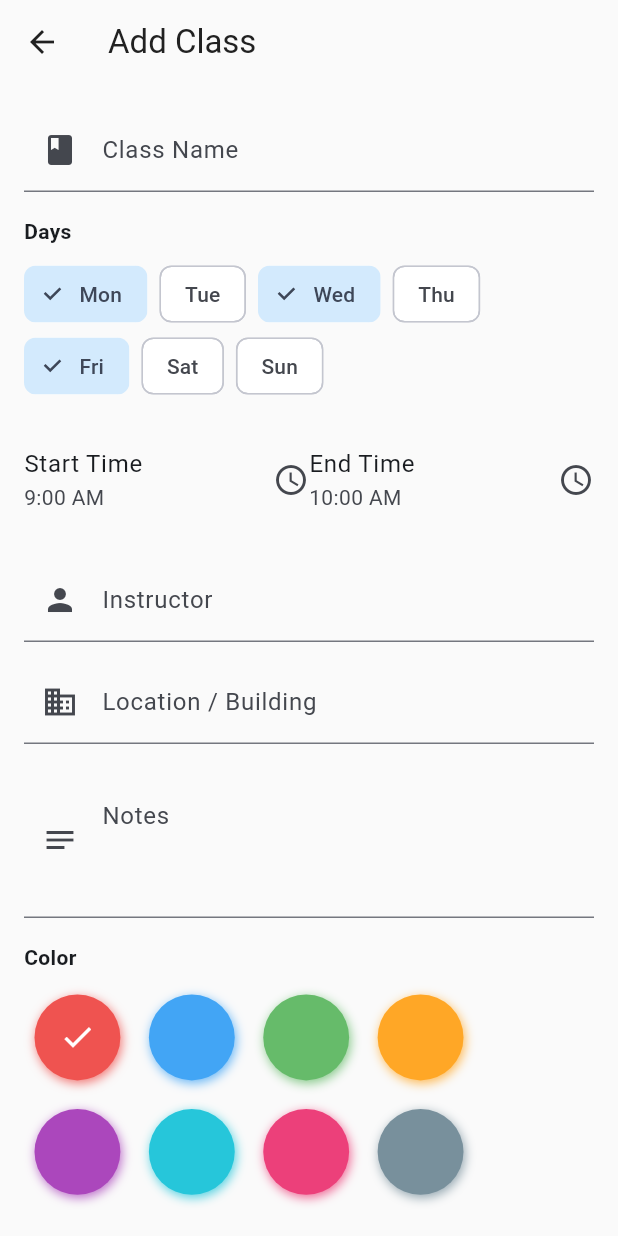
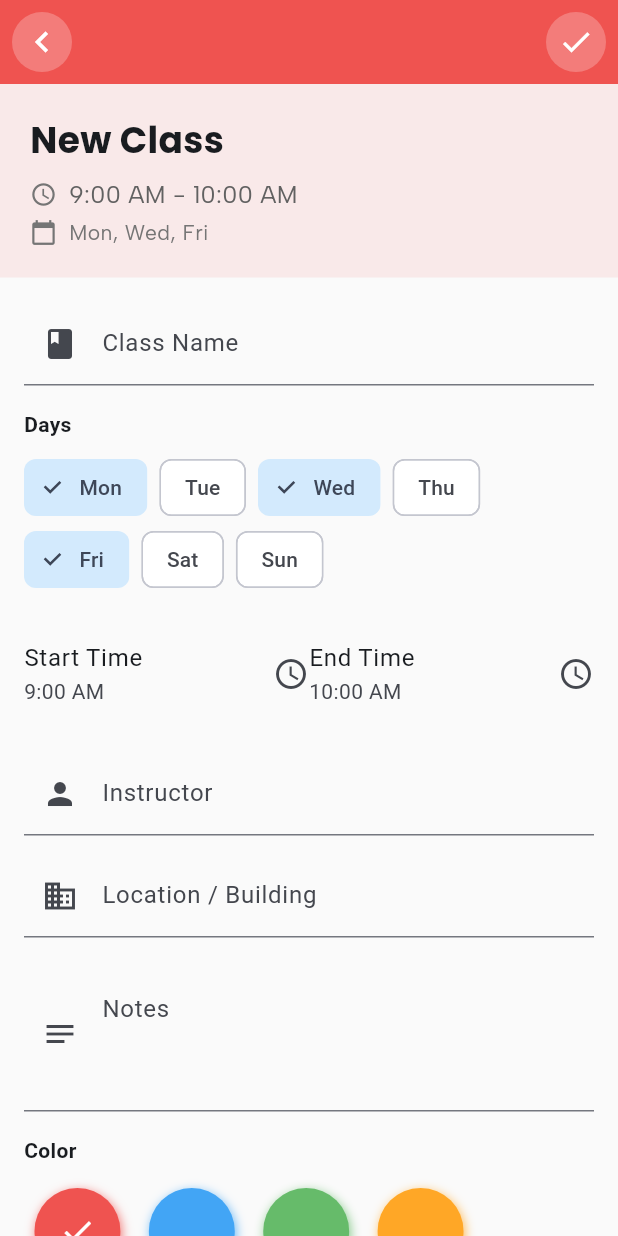
Before and after one commit to Day-Ones/EDUSYNC-DayOnes, a Flutter app: the AddEditClassScreen screen opened by its route, on a phone screen of 412 x 824 dp. Run offline on Flutter 3.47's test engine with Material 3 defaults, Android fonts, the phone set to English and light mode, and no system bars; drawn by our look-alikes of flutter_colorpicker; our stand-ins replace cloud_firestore, connectivity_plus, email_validator, firebase_auth, firebase_core, flutter_local_notifications and 11 more; missing offline and left inert: mobile_scanner; accounts and stored records are empty.

Commit message:
feat: add header section, check button shortcut, and circular back button to edit class screen

```diff
--- a/lib/screens/add_edit_class_screen.dart
+++ b/lib/screens/add_edit_class_screen.dart
@@ -32,10 +32,7 @@ class _AddEditClassScreenState extends State<AddEditClassScreen> {
   TimeOfDay _end = const TimeOfDay(hour: 10, minute: 0);
   final Set<int> _days = {1, 3, 5};
   Color _color = AppColors.classPalette.first;
-  bool _alert24 = true;
-  bool _alert12 = false;
-  bool _alert2 = true;
-  bool _alert15 = true;
+  bool _alertEnabled = true; // Single toggle for alerts
   bool _syncToGoogle = true;
   bool _includeAlerts = true;
   bool _hasConflict = false;
@@ -78,10 +75,7 @@ class _AddEditClassScreenState extends State<AddEditClassScreen> {
         _selectedCampus = args.campusLocation;
         _roomController.text = args.campusLocation!.room ?? '';
       }
-      _alert24 = args.alerts.any((a) => a.timeBefore.inHours == 24 && a.isEnabled);
-      _alert12 = args.alerts.any((a) => a.timeBefore.inHours == 12 && a.isEnabled);
-      _alert2 = args.alerts.any((a) => a.timeBefore.inHours == 2 && a.isEnabled);
-      _alert15 = args.alerts.any((a) => a.timeBefore.inMinutes == 15 && a.isEnabled);
+      _alertEnabled = args.alerts.isNotEmpty && args.alerts.any((a) => a.isEnabled);
       _syncToGoogle = args.syncWithGoogle;
     }
   }
@@ -202,6 +196,102 @@ class _AddEditClassScreenState extends State<AddEditClassScreen> {
     );
   }
 
+  Future<void> _saveClass() async {
+    final auth = context.read<AuthProvider>();
+    final classProvider = context.read<ClassProvider>();
+    final user = auth.user;
+    final isFaculty = user?.userType == UserType.faculty;
+
+    if (_hasConflict) {
+      ScaffoldMessenger.of(context).showSnackBar(const SnackBar(content: Text('Resolve time conflict first')));
+      return;
+    }
+    if (!_formKey.currentState!.validate()) return;
+    if (user == null) return;
+    if (_days.isEmpty) {
+      ScaffoldMessenger.of(context).showSnackBar(const SnackBar(content: Text('Please select at least one day')));
+      return;
+    }
+
+    final alerts = _alertEnabled
+        ? [AlertModel(timeBefore: const Duration(minutes: 15), isEnabled: true)]
+        : <AlertModel>[];
+    CampusLocationModel? campusWithRoom;
+    if (isFaculty && _selectedCampus != null) {
+      campusWithRoom = CampusLocationModel(
+        name: _selectedCampus!.name,
+        latitude: _selectedCampus!.latitude,
+        longitude: _selectedCampus!.longitude,
+        building: _selectedCampus!.building,
+        room: _roomController.text.isNotEmpty ? _roomController.text : null,
+      );
+    }
+    final code = isFaculty ? (_inviteCode ?? ClassModel.generateInviteCode()) : null;
+    final model = ClassModel(
+      id: _editingClass?.id ?? UniqueKey().toString(),
+      userId: user.id,
+      name: _name.text,
+      daysOfWeek: _days.toList(),
+      startTime: _start,
+      endTime: _end,
+      instructorOrRoom: isFaculty ? _roomController.text : _instructor.text,
+      location: _location.text,
+      notes: _notes.text,
+      color: _color,
+      alerts: alerts,
+      syncWithGoogle: _syncToGoogle,
+      isModifiedLocally: true,
+      lastSyncedAt: null,
+      inviteCode: code,
+      facultyId: isFaculty ? user.id : _editingClass?.facultyId,
+      facultyName: isFaculty ? user.fullName : _editingClass?.facultyName,
+      campusLocation: campusWithRoom,
+      enrolledStudentIds: _editingClass?.enrolledStudentIds ?? [],
+    );
+    await classProvider.addOrUpdate(model);
+    if (!mounted) return;
+    if (isFaculty && !_isEditing && code != null) {
+      _inviteCode = code;
+      await showDialog(
+        context: context,
+        barrierDismissible: false,
+        builder: (ctx) => AlertDialog(
+          title: Row(children: [
+            const Icon(Icons.check_circle, color: Colors.green),
+            const SizedBox(width: 8),
+            Text('Class Created!', style: GoogleFonts.poppins(fontSize: 18)),
+          ]),
+          content: Column(mainAxisSize: MainAxisSize.min, children: [
+            Text('Share this code with your students:', style: GoogleFonts.albertSans(color: Colors.grey[600])),
+            const SizedBox(height: 16),
+            Container(
+              padding: const EdgeInsets.symmetric(horizontal: 24, vertical: 16),
+              decoration: BoxDecoration(
+                color: const Color(0xFF2196F3).withOpacity(0.1),
+                borderRadius: BorderRadius.circular(12),
+                border: Border.all(color: const Color(0xFF2196F3)),
+              ),
+              child: Row(mainAxisAlignment: MainAxisAlignment.center, children: [
+                Text(code, style: GoogleFonts.poppins(fontSize: 28, fontWeight: FontWeight.w700, letterSpacing: 4, color: const Color(0xFF2196F3))),
+                const SizedBox(width: 12),
+                IconButton(
+                  icon: const Icon(Icons.copy, color: Color(0xFF2196F3)),
+                  onPressed: () {
+                    Clipboard.setData(ClipboardData(text: code));
+                    ScaffoldMessenger.of(ctx).showSnackBar(const SnackBar(content: Text('Code copied')));
+                  },
+                ),
+              ]),
+            ),
+          ]),
+          actions: [ElevatedButton(onPressed: () => Navigator.pop(ctx), child: const Text('Done'))],
+        ),
+      );
+    }
+    if (!mounted) return;
+    Navigator.pop(context);
+  }
+
   @override
   Widget build(BuildContext context) {
     final auth = context.watch<AuthProvider>();
@@ -211,17 +301,103 @@ class _AddEditClassScreenState extends State<AddEditClassScreen> {
 
     return Scaffold(
       appBar: AppBar(
-        title: Text(_isEditing ? 'Edit Class' : 'Add Class'),
+        backgroundColor: _color,
+        elevation: 0,
+        leading: Padding(
+          padding: const EdgeInsets.all(8.0),
+          child: GestureDetector(
+            onTap: () => Navigator.pop(context),
+            child: Container(
+              decoration: const BoxDecoration(
+                shape: BoxShape.circle,
+                color: Colors.white24,
+              ),
+              child: const Icon(
+                Icons.chevron_left,
+                color: Colors.white,
+                size: 28,
+              ),
+            ),
+          ),
+        ),
         actions: [
-          if (isFaculty && _inviteCode != null)
-            IconButton(icon: const Icon(Icons.share), onPressed: _showInviteCodeDialog, tooltip: 'Share Invite Code'),
+          // Check button as shortcut for Save/Update
+          Padding(
+            padding: const EdgeInsets.only(right: 8.0),
+            child: GestureDetector(
+              onTap: _saveClass,
+              child: Container(
+                padding: const EdgeInsets.all(8),
+                decoration: const BoxDecoration(
+                  shape: BoxShape.circle,
+                  color: Colors.white24,
+                ),
+                child: const Icon(
+                  Icons.check,
+                  color: Colors.white,
+                  size: 24,
+                ),
+              ),
+            ),
+          ),
         ],
       ),
       body: SafeArea(
         child: SingleChildScrollView(
-          padding: const EdgeInsets.all(16),
           child: Form(
             key: _formKey,
+            child: Column(
+              crossAxisAlignment: CrossAxisAlignment.start,
+              children: [
+                // Header with class name and time
+                Container(
+                  width: double.infinity,
+                  padding: const EdgeInsets.all(20),
+                  color: _color.withOpacity(0.1),
+                  child: Column(
+                    crossAxisAlignment: CrossAxisAlignment.start,
+                    children: [
+                      Text(
+                        _name.text.isEmpty ? (_isEditing ? 'Edit Class' : 'New Class') : _name.text,
+                        style: GoogleFonts.poppins(
+                          fontSize: 24,
+                          fontWeight: FontWeight.w700,
+                        ),
+                      ),
+                      const SizedBox(height: 8),
+                      Row(
+                        children: [
+                          Icon(Icons.schedule, size: 18, color: Colors.grey[600]),
+                          const SizedBox(width: 8),
+                          Text(
+                            '${_start.format(context)} - ${_end.format(context)}',
+                            style: GoogleFonts.albertSans(
+                              fontSize: 16,
+                              color: Colors.grey[700],
+                            ),
+                          ),
+                        ],
+                      ),
+                      const SizedBox(height: 4),
+                      Row(
+                        children: [
+                          Icon(Icons.calendar_today, size: 18, color: Colors.grey[600]),
+                          const SizedBox(width: 8),
+                          Text(
+                            _formatDays(_days.toList()),
+                            style: GoogleFonts.albertSans(
+                              fontSize: 14,
+                              color: Colors.grey[600],
+                            ),
+                          ),
+                        ],
+                      ),
+                    ],
+                  ),
+                ),
+
+                Padding(
+                  padding: const EdgeInsets.all(16),
                   child: Column(
                     crossAxisAlignment: CrossAxisAlignment.start,
                     children: [
@@ -313,10 +489,19 @@ class _AddEditClassScreenState extends State<AddEditClassScreen> {
                 BlockPicker(pickerColor: _color, availableColors: AppColors.classPalette, onColorChanged: (c) => setState(() => _color = c)),
                 const SizedBox(height: 16),
                 Text('Alerts', style: Theme.of(context).textTheme.bodyMedium?.copyWith(fontWeight: FontWeight.w600)),
-                SwitchListTile(value: _alert24, onChanged: (v) => setState(() => _alert24 = v), title: const Text('24 hours before')),
-                SwitchListTile(value: _alert12, onChanged: (v) => setState(() => _alert12 = v), title: const Text('12 hours before')),
-                SwitchListTile(value: _alert2, onChanged: (v) => setState(() => _alert2 = v), title: const Text('2 hours before')),
-                SwitchListTile(value: _alert15, onChanged: (v) => setState(() => _alert15 = v), title: const Text('15 minutes before')),
+                SwitchListTile(
+                  value: _alertEnabled,
+                  onChanged: (v) => setState(() => _alertEnabled = v),
+                  title: const Text('Enable Class Reminders'),
+                  subtitle: Text(
+                    _alertEnabled ? 'You will be notified 15 minutes before class' : 'No reminders',
+                    style: TextStyle(fontSize: 12, color: Colors.grey[600]),
+                  ),
+                  secondary: Icon(
+                    _alertEnabled ? Icons.notifications_active : Icons.notifications_off,
+                    color: _alertEnabled ? const Color(0xFF2196F3) : Colors.grey,
+                  ),
+                ),
                 const SizedBox(height: 8),
                 SwitchListTile(value: _syncToGoogle, onChanged: (v) => setState(() => _syncToGoogle = v), title: const Text('Add to Google Calendar')),
                 CheckboxListTile(value: _includeAlerts, onChanged: (v) => setState(() => _includeAlerts = v ?? true), title: const Text('Include alerts in Google Calendar')),
@@ -325,9 +510,18 @@ class _AddEditClassScreenState extends State<AddEditClassScreen> {
                     ],
                   ),
                 ),
+              ],
+            ),
+          ),
         ),
       ),
     );
+  }
+
+  String _formatDays(List<int> days) {
+    const dayNames = ['Mon', 'Tue', 'Wed', 'Thu', 'Fri', 'Sat', 'Sun'];
+    final sortedDays = List<int>.from(days)..sort();
+    return sortedDays.map((d) => dayNames[d - 1]).join(', ');
   }
 
   void _showInviteCodeDialog() {
@@ -369,58 +563,7 @@ class _AddEditClassScreenState extends State<AddEditClassScreen> {
         const SizedBox(width: 12),
         Expanded(
           child: ElevatedButton(
-            onPressed: () async {
-              if (_hasConflict) { ScaffoldMessenger.of(context).showSnackBar(const SnackBar(content: Text('Resolve time conflict first'))); return; }
-              if (!_formKey.currentState!.validate()) return;
-              if (user == null) return;
-              if (_days.isEmpty) { ScaffoldMessenger.of(context).showSnackBar(const SnackBar(content: Text('Please select at least one day'))); return; }
-              final alerts = [
-                if (_alert24) AlertModel(timeBefore: const Duration(hours: 24), isEnabled: true),
-                if (_alert12) AlertModel(timeBefore: const Duration(hours: 12), isEnabled: true),
-                if (_alert2) AlertModel(timeBefore: const Duration(hours: 2), isEnabled: true),
-                if (_alert15) AlertModel(timeBefore: const Duration(minutes: 15), isEnabled: true),
-              ];
-              CampusLocationModel? campusWithRoom;
-              if (isFaculty && _selectedCampus != null) {
-                campusWithRoom = CampusLocationModel(name: _selectedCampus!.name, latitude: _selectedCampus!.latitude, longitude: _selectedCampus!.longitude, building: _selectedCampus!.building, room: _roomController.text.isNotEmpty ? _roomController.text : null);
-              }
-              final code = isFaculty ? (_inviteCode ?? ClassModel.generateInviteCode()) : null;
-              final model = ClassModel(
-                id: _editingClass?.id ?? UniqueKey().toString(),
-                userId: user.id, name: _name.text, daysOfWeek: _days.toList(), startTime: _start, endTime: _end,
-                instructorOrRoom: isFaculty ? _roomController.text : _instructor.text, location: _location.text, notes: _notes.text, color: _color, alerts: alerts,
-                syncWithGoogle: _syncToGoogle, isModifiedLocally: true, lastSyncedAt: null, inviteCode: code,
-                facultyId: isFaculty ? user.id : _editingClass?.facultyId, facultyName: isFaculty ? user.fullName : _editingClass?.facultyName,
-                campusLocation: campusWithRoom, enrolledStudentIds: _editingClass?.enrolledStudentIds ?? [],
-              );
-              await classProvider.addOrUpdate(model);
-              if (!mounted) return;
-              if (isFaculty && !_isEditing && code != null) {
-                _inviteCode = code;
-                await showDialog(
-                  context: context, barrierDismissible: false,
-                  builder: (ctx) => AlertDialog(
-                    title: Row(children: [const Icon(Icons.check_circle, color: Colors.green), const SizedBox(width: 8), Text('Class Created!', style: GoogleFonts.poppins(fontSize: 18))]),
-                    content: Column(mainAxisSize: MainAxisSize.min, children: [
-                      Text('Share this code with your students:', style: GoogleFonts.albertSans(color: Colors.grey[600])),
-                      const SizedBox(height: 16),
-                      Container(
-                        padding: const EdgeInsets.symmetric(horizontal: 24, vertical: 16),
-                        decoration: BoxDecoration(color: const Color(0xFF2196F3).withOpacity(0.1), borderRadius: BorderRadius.circular(12), border: Border.all(color: const Color(0xFF2196F3))),
-                        child: Row(mainAxisAlignment: MainAxisAlignment.center, children: [
-                          Text(code, style: GoogleFonts.poppins(fontSize: 28, fontWeight: FontWeight.w700, letterSpacing: 4, color: const Color(0xFF2196F3))),
-                          const SizedBox(width: 12),
-                          IconButton(icon: const Icon(Icons.copy, color: Color(0xFF2196F3)), onPressed: () { Clipboard.setData(ClipboardData(text: code)); ScaffoldMessenger.of(ctx).showSnackBar(const SnackBar(content: Text('Code copied'))); }),
-                        ]),
-                      ),
-                    ]),
-                    actions: [ElevatedButton(onPressed: () => Navigator.pop(ctx), child: const Text('Done'))],
-                  ),
-                );
-              }
-              if (!mounted) return;
-              Navigator.pop(context);
-            },
+            onPressed: _saveClass,
             child: Text(_isEditing ? 'Update' : 'Save'),
           ),
         ),
```
Lines whose indentation alone changed are shown as unchanged.
